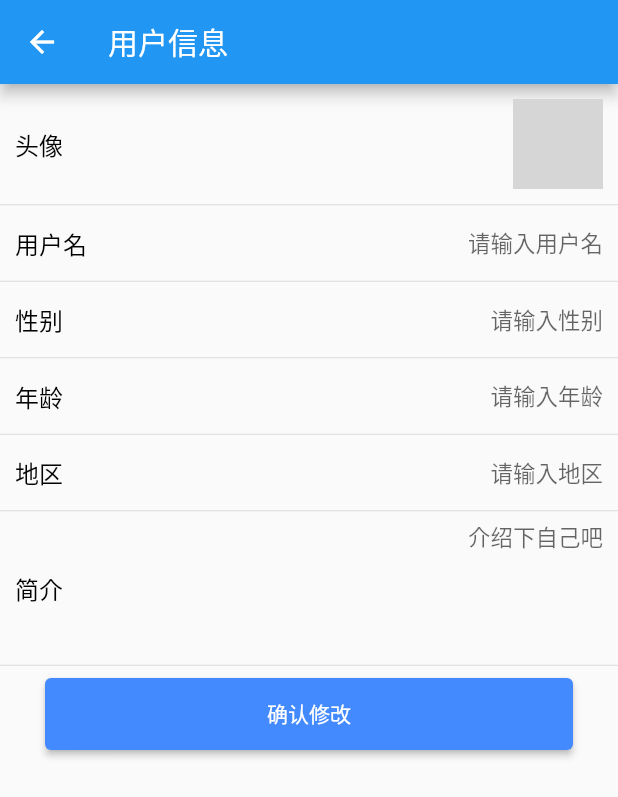
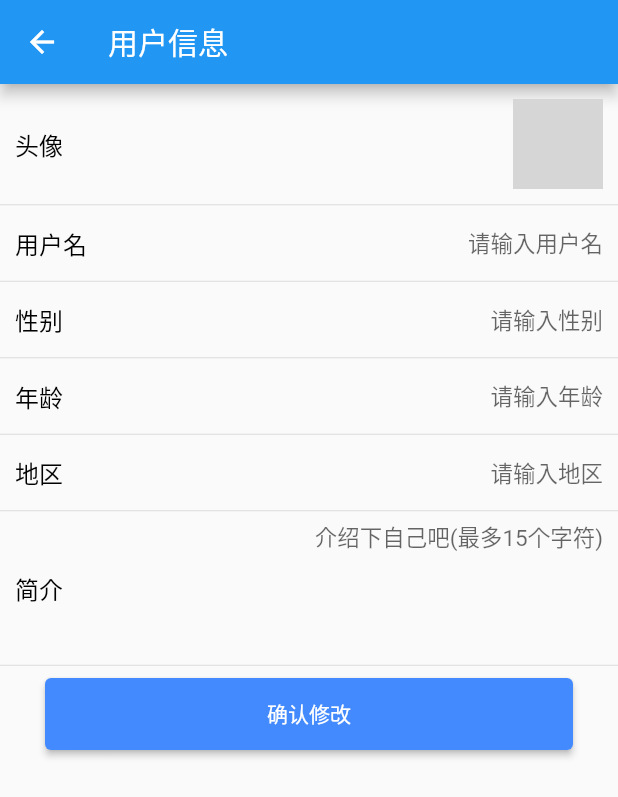
Before and after one commit to KonKan-H/short_video_client1, a Flutter app: the UserDetailInfoPage screen opened directly, after a tap on "确认修改", on a phone screen of 412 x 824 dp. Shown: the top 797 px of the screen. Run offline on Flutter 3.47's test engine with Material 2 defaults, Android fonts, the light colour scheme and no system bars; our stand-ins replace camera, convert, dio, event_bus, flutter_screenutil, fluttertoast and 5 more; missing offline and left inert: flutter_downloader; accounts and stored records are empty; network calls fail; grey boxes are pictures that could not be loaded.

Commit message:
个人信息显示

```diff
--- a/lib/pages/UserInfo/user_detail_info_page.dart
+++ b/lib/pages/UserInfo/user_detail_info_page.dart
@@ -93,7 +93,7 @@ class _UserDetailInfoPageState extends State<UserDetailInfoPage> {
     items.addAll(initInputItem('性别', '请输入性别', sex == null ? _userSexController : _userSexController = TextEditingController.fromValue(TextEditingValue(text: sex)),));
     items.addAll(initInputItem('年龄', '请输入年龄', age == null ? _userAgeController : _userAgeController = TextEditingController.fromValue(TextEditingValue(text: age)),));
     items.addAll(initInputItem('地区', '请输入地区', area == null ? _userAreaController : _userAreaController = TextEditingController.fromValue(TextEditingValue(text: area.toString())),));
-    items.addAll(initInputItem('简介', '介绍下自己吧', introduction == null ? _userIntroController : _userIntroController = TextEditingController.fromValue(TextEditingValue(text: introduction)), maxLines: 5));
+    items.addAll(initInputItem('简介', '介绍下自己吧(最多15个字符)', introduction == null ? _userIntroController : _userIntroController = TextEditingController.fromValue(TextEditingValue(text: introduction)), maxLines: 5));
     items.add(initSubmitBtn());
     return new Column(
       mainAxisAlignment: MainAxisAlignment.start,
@@ -234,14 +234,6 @@ class _UserDetailInfoPageState extends State<UserDetailInfoPage> {
         elevation: 2.0,
         child: new MaterialButton(
           onPressed: () async {
-//          if(_userSexController.text != null) {
-//            print(_userNameController.text);
-//            if(_userSexController.text != "男" && _userSexController.text != "女" ) {
-//              print('===' + _userSexController.text);
-//              TsUtils.showShort("请输入正确格式的性别");
-//              return;
-//            }
-//          }
           if(_image != null) {
             _image.length().then((value) {
               if (value / 1024 > (5 * 1024)) {
@@ -264,10 +256,12 @@ class _UserDetailInfoPageState extends State<UserDetailInfoPage> {
             Result result = await DioRequest.dioPut(URL.USER_INFO_UPDATE, data);
             print(result.msg);
             TsUtils.showShort(result.msg);
-            UserInfo userInfo = await UserInfoUntil.map2UserInfo(result.data);
-            UserInfoUntil.saveUserInfo(userInfo);
-            OsApplication.eventBus.fire(LoginEvent(userInfo.userId, userInfo.userName, userInfo.userAvatar,
-                userInfo.area, userInfo.sex, userInfo.age, userInfo.introduction));
+            if(result.data != null) {
+              UserInfo userInfo = await UserInfoUntil.map2UserInfo(result.data);
+              UserInfoUntil.saveUserInfo(userInfo);
+              OsApplication.eventBus.fire(LoginEvent(userInfo.userId, userInfo.userName, userInfo.userAvatar,
+                  userInfo.area, userInfo.sex, userInfo.age, userInfo.introduction));
+            }
           },
           child: new Text(
             '确认修改',
--- a/lib/resources/tools.dart
+++ b/lib/resources/tools.dart
@@ -1,11 +1,9 @@
 import 'dart:convert';
-import 'dart:ui';
 import 'package:convert/convert.dart';
 import 'package:crypto/crypto.dart';
-import 'package:dio/dio.dart';
 import 'package:flutter/material.dart';
 import 'package:fluttertoast/fluttertoast.dart';
-import 'package:short_video_client1/models/Result.dart';
+
 class TsUtils{
   // md5 加密
   static String generateMd5(String data) {
--- a/pubspec.yaml
+++ b/pubspec.yaml
@@ -60,6 +60,11 @@ flutter:
     - images/ic_avatar_default.png
     - images/ic_arrow_right.png
 
+  fonts:
+    - family: MyIcon
+      fonts:
+        - asset: fonts/iconfont.ttf
+
   # To add assets to your application, add an assets section, like this:
   # assets:
   #   - images/a_dot_burr.jpeg
```
Also changed, not shown: lib/pages/UserInfo/my_info.dart (+34 -5 lines), 1 other file.
